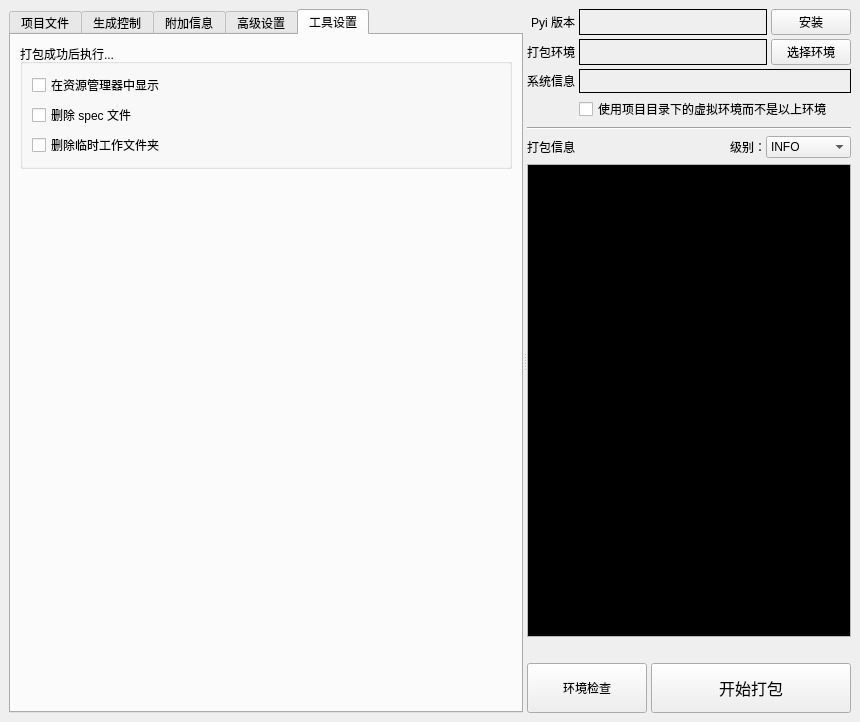
hrpzcf/AwesomePyKit, file ui/pyitool.ui: the form before one commit.
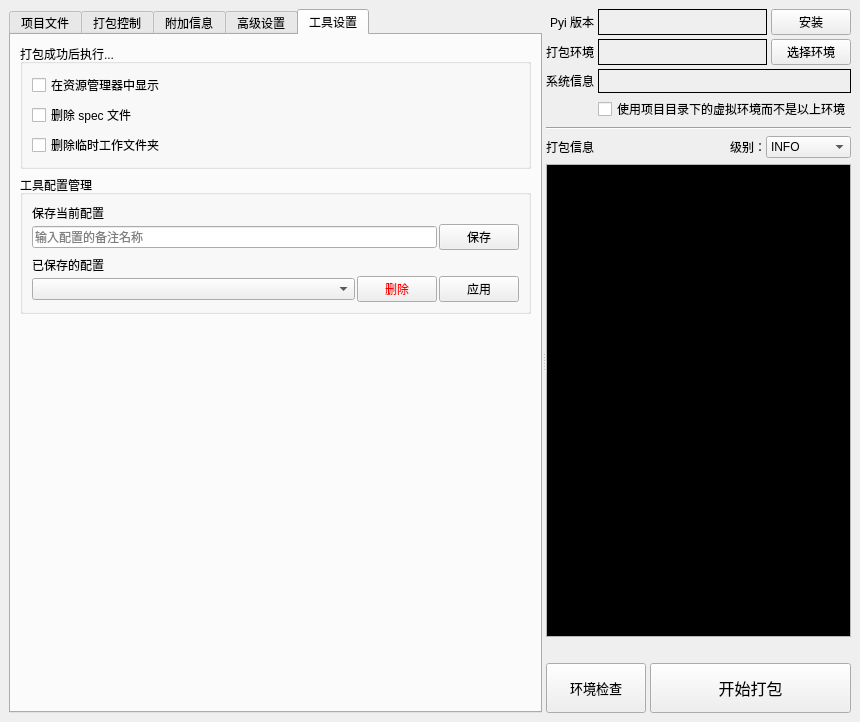
The form after the commit. The open tabs and pages were chosen to show the change.

Commit message: 程序打包工具的“工具设置“标签页添加一组配置操作相关控件

Diff of the .ui file:
```diff
--- a/ui/pyitool.ui
+++ b/ui/pyitool.ui
@@ -354,7 +354,7 @@
        </widget>
        <widget class="QWidget" name="tab_build_control">
         <attribute name="title">
-         <string>生成控制</string>
+         <string>打包控制</string>
         </attribute>
         <layout class="QVBoxLayout" name="verticalLayout_14">
          <item>
@@ -1040,15 +1040,17 @@
         <attribute name="title">
          <string>工具设置</string>
         </attribute>
-        <layout class="QVBoxLayout" name="verticalLayout_27">
+        <layout class="QVBoxLayout" name="verticalLayout_35">
          <item>
-          <layout class="QVBoxLayout" name="verticalLayout_26">
+          <layout class="QVBoxLayout" name="verticalLayout_34">
+           <item>
+            <layout class="QVBoxLayout" name="verticalLayout_33">
            <item>
             <widget class="QGroupBox" name="groupBox_3">
              <property name="title">
               <string>打包成功后执行...</string>
              </property>
-             <layout class="QHBoxLayout" name="horizontalLayout_7">
+               <layout class="QVBoxLayout" name="verticalLayout_31">
               <item>
                <layout class="QVBoxLayout" name="verticalLayout_20">
                 <item>
@@ -1088,6 +1090,142 @@
             </widget>
            </item>
            <item>
+              <widget class="QGroupBox" name="groupBox_4">
+               <property name="title">
+                <string>工具配置管理</string>
+               </property>
+               <layout class="QVBoxLayout" name="verticalLayout_32">
+                <item>
+                 <layout class="QVBoxLayout" name="verticalLayout_30">
+                  <item>
+                   <layout class="QVBoxLayout" name="verticalLayout_26">
+                    <property name="spacing">
+                     <number>2</number>
+                    </property>
+                    <item>
+                     <widget class="QLabel" name="label_28">
+                      <property name="text">
+                       <string>保存当前配置</string>
+                      </property>
+                     </widget>
+                    </item>
+                    <item>
+                     <layout class="QHBoxLayout" name="horizontalLayout_32">
+                      <item>
+                       <widget class="QLineEdit" name="uiLineEdit_config_remark">
+                        <property name="toolTip">
+                         <string>当前配置是指“程序打包工具”所有复选框、输入框等控件的设置状态。
+输入一个你容易记住的备注名称并点击“保存”按钮将这些设置保存下来以便在不同的打包项目之间快速切换。</string>
+                        </property>
+                        <property name="placeholderText">
+                         <string>输入配置的备注名称</string>
+                        </property>
+                       </widget>
+                      </item>
+                      <item>
+                       <widget class="QPushButton" name="uiPushButton_save_cur_config">
+                        <property name="toolTip">
+                         <string>将“程序打包工具”当前复选框、输入框等控件设置状态保存下来，以左侧输入框内容作为这个保存下来的配置的名称。</string>
+                        </property>
+                        <property name="text">
+                         <string>保存</string>
+                        </property>
+                       </widget>
+                      </item>
+                     </layout>
+                    </item>
+                   </layout>
+                  </item>
+                  <item>
+                   <layout class="QVBoxLayout" name="verticalLayout_27">
+                    <property name="spacing">
+                     <number>2</number>
+                    </property>
+                    <item>
+                     <widget class="QLabel" name="label_29">
+                      <property name="text">
+                       <string>已保存的配置</string>
+                      </property>
+                     </widget>
+                    </item>
+                    <item>
+                     <layout class="QHBoxLayout" name="horizontalLayout_7" stretch="1,0,0">
+                      <item>
+                       <widget class="QComboBox" name="uiComboBox_saved_config">
+                        <property name="toolTip">
+                         <string>所有已保存的配置，这里显示的是你在保存配置时输入的备注名称。</string>
+                        </property>
+                       </widget>
+                      </item>
+                      <item>
+                       <widget class="QPushButton" name="uiPushButton_delete_config">
+                        <property name="palette">
+                         <palette>
+                          <active>
+                           <colorrole role="ButtonText">
+                            <brush brushstyle="SolidPattern">
+                             <color alpha="255">
+                              <red>255</red>
+                              <green>0</green>
+                              <blue>0</blue>
+                             </color>
+                            </brush>
+                           </colorrole>
+                          </active>
+                          <inactive>
+                           <colorrole role="ButtonText">
+                            <brush brushstyle="SolidPattern">
+                             <color alpha="255">
+                              <red>255</red>
+                              <green>0</green>
+                              <blue>0</blue>
+                             </color>
+                            </brush>
+                           </colorrole>
+                          </inactive>
+                          <disabled>
+                           <colorrole role="ButtonText">
+                            <brush brushstyle="SolidPattern">
+                             <color alpha="255">
+                              <red>120</red>
+                              <green>120</green>
+                              <blue>120</blue>
+                             </color>
+                            </brush>
+                           </colorrole>
+                          </disabled>
+                         </palette>
+                        </property>
+                        <property name="toolTip">
+                         <string>将左侧下拉选择框选中的配置删除。</string>
+                        </property>
+                        <property name="text">
+                         <string>删除</string>
+                        </property>
+                       </widget>
+                      </item>
+                      <item>
+                       <widget class="QPushButton" name="uiPushButton_apply_config">
+                        <property name="toolTip">
+                         <string>将左侧下拉选择框选中的配置内容应用到“程序打包”工具。</string>
+                        </property>
+                        <property name="text">
+                         <string>应用</string>
+                        </property>
+                       </widget>
+                      </item>
+                     </layout>
+                    </item>
+                   </layout>
+                  </item>
+                 </layout>
+                </item>
+               </layout>
+              </widget>
+             </item>
+            </layout>
+           </item>
+           <item>
             <spacer name="verticalSpacer_3">
              <property name="orientation">
               <enum>Qt::Vertical</enum>
@@ -1437,7 +1575,7 @@
            <widget class="QPushButton" name="pb_check_imports">
             <property name="minimumSize">
              <size>
-              <width>120</width>
+              <width>0</width>
               <height>50</height>
              </size>
             </property>
@@ -1478,6 +1616,12 @@
               </disabled>
              </palette>
             </property>
+            <property name="font">
+             <font>
+              <family>Microsoft YaHei UI</family>
+              <pointsize>10</pointsize>
+             </font>
+            </property>
             <property name="toolTip">
              <string>检查程序运行所需的所有模块是否在所选的 Python 环境中安装。</string>
             </property>
@@ -1490,7 +1634,7 @@
            <widget class="QPushButton" name="pb_gen_executable">
             <property name="minimumSize">
              <size>
-              <width>200</width>
+              <width>0</width>
               <height>50</height>
              </size>
             </property>
```
Left out of the diff: 6 changed lines with no effect on the pictures. Lines whose indentation alone changed are shown as unchanged. The commit also changes 1 other file.
